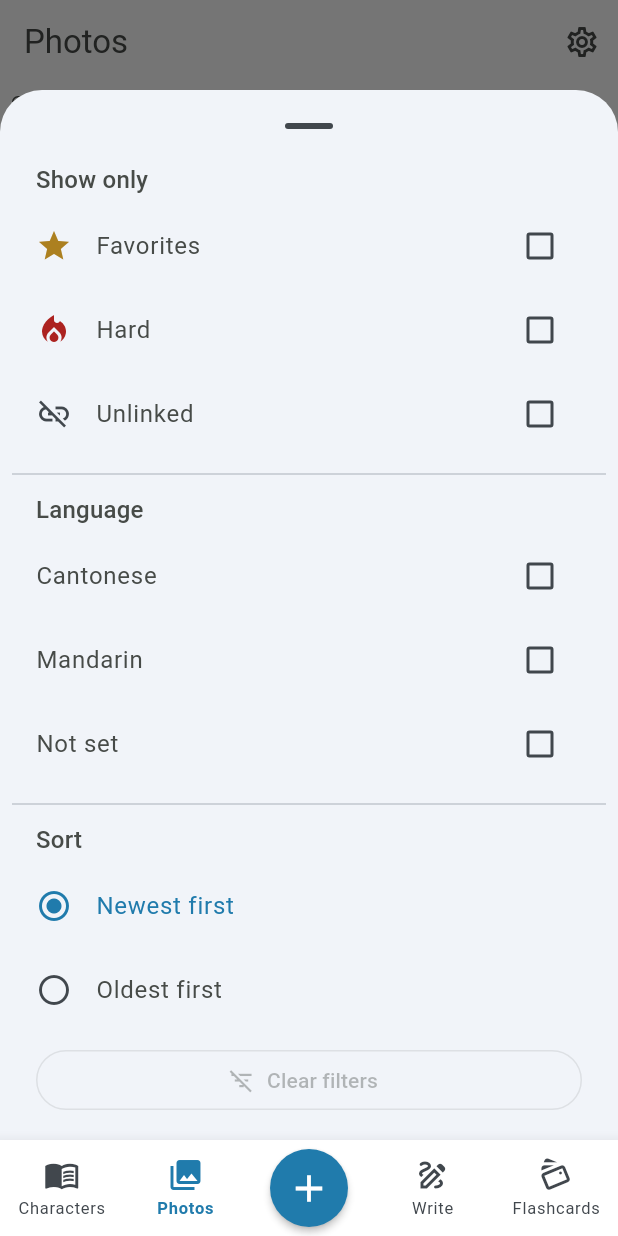
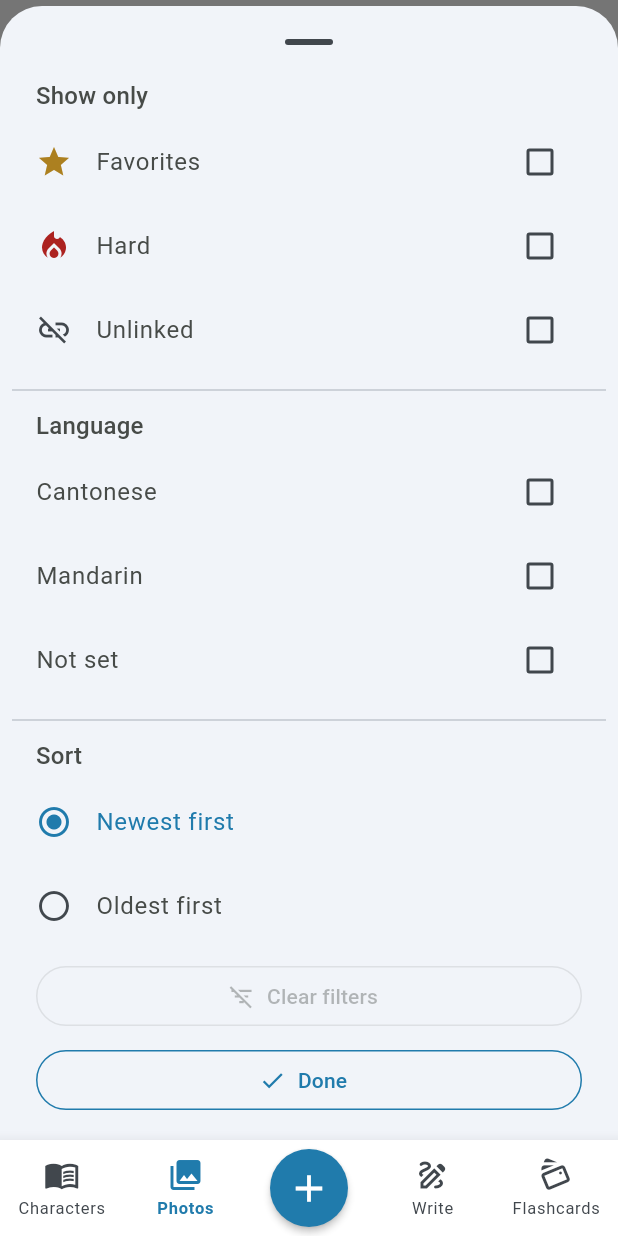
Before and after one commit to Diana-Cornescu/cantonese_dictionary, a Flutter app: the screen it shows after launch, item 2 of the bottom bar chosen, after a tap on the "filter list" icon, on a phone screen of 412 x 824 dp. Run offline on Flutter 3.47's test engine with Material 3 defaults, Android fonts, the phone set to English and light mode, and no system bars; our stand-ins replace drift, drift_flutter, file_picker, image_picker; accounts and stored records are empty; generated files the repository leaves out were written again.

Commit message:
minor UX changes

```diff
--- a/lib/features/character_detail/character_detail_screen.dart
+++ b/lib/features/character_detail/character_detail_screen.dart
@@ -9,6 +9,7 @@ import '../../theme/app_colors.dart';
 import '../../widgets/confirm_dialog.dart';
 import '../../widgets/handwriting_canvas.dart';
 import '../../widgets/language_toggles.dart';
+import '../../widgets/plus_minus_icon.dart';
 import '../../widgets/tag_chip.dart';
 import '../../widgets/tag_picker_dialog.dart';
 import '../../widgets/text_prompt_dialog.dart';
@@ -760,7 +761,10 @@ class _CharacterDetailScreenState extends State<CharacterDetailScreen> {
                     Text('Tags', style: Theme.of(context).textTheme.titleMedium),
               ),
               IconButton(
-                icon: const Icon(Icons.edit_outlined),
+                // +/− like the photo and tag screens (2026-09-26): the
+                // picker adds and removes tags.
+                tooltip: 'Add or remove tags',
+                icon: const PlusMinusIcon(),
                 onPressed: () => _editTags(entry),
               ),
             ],
--- a/lib/features/photos/photo_viewer_screen.dart
+++ b/lib/features/photos/photo_viewer_screen.dart
@@ -5,6 +5,7 @@ import '../../data/photo_entry.dart';
 import '../../theme/app_button_styles.dart';
 import '../../widgets/character_picker_dialog.dart';
 import '../../widgets/confirm_dialog.dart';
+import '../../widgets/plus_minus_icon.dart';
 import '../../widgets/typed_character.dart';
 import '../../widgets/text_prompt_dialog.dart';
 import '../character_detail/character_detail_screen.dart';
@@ -182,7 +183,9 @@ class PhotoViewerScreen extends StatelessWidget {
                           ),
                           IconButton(
                             tooltip: 'Add or remove characters',
-                            icon: const Icon(Icons.add),
+                            // +/− rather than + (2026-09-26): the same
+                            // picker unlinks characters too.
+                            icon: const PlusMinusIcon(),
                             onPressed: () => _editCharacters(context, photo),
                           ),
                         ],
--- a/lib/features/tags/tag_detail_screen.dart
+++ b/lib/features/tags/tag_detail_screen.dart
@@ -5,6 +5,7 @@ import '../../data/dictionary_store.dart';
 import '../../theme/app_button_styles.dart';
 import '../../widgets/character_picker_dialog.dart';
 import '../../widgets/confirm_dialog.dart';
+import '../../widgets/plus_minus_icon.dart';
 import '../../widgets/tag_name_dialog.dart';
 import '../../widgets/typed_character.dart';
 import '../character_detail/character_detail_screen.dart';
@@ -185,7 +186,8 @@ class _TagDetailScreenState extends State<TagDetailScreen> {
                     children: [
                       FilledButton.icon(
                         onPressed: () => _editCharacters(characters),
-                        icon: const Icon(Icons.checklist),
+                        // The same +/− as the photo screen (2026-09-26).
+                        icon: const PlusMinusIcon(),
                         label: const Text('Add or remove characters'),
                       ),
                       const SizedBox(height: 12),
--- a/lib/features/write/write_practice_screen.dart
+++ b/lib/features/write/write_practice_screen.dart
@@ -12,6 +12,7 @@ import '../../theme/app_color_roles.dart';
 import '../../widgets/handwriting_canvas.dart';
 import '../../widgets/language_icon.dart';
 import '../../widgets/practice_layout.dart';
+import '../../widgets/sheet_done_button.dart';
 import '../../widgets/reference_glyph_painter.dart';
 import '../character_detail/character_detail_screen.dart';
 import '../flashcards/flashcard_mode_screen.dart' show CardPool;
@@ -291,6 +292,8 @@ class WritePracticeScreenState extends State<WritePracticeScreen> {
                           style: theme.textTheme.bodyMedium),
                     ),
                   ],
+                  const SizedBox(height: 8),
+                  const SheetDoneButton(),
                 ],
               ),
             ),
--- a/lib/widgets/list_filter_button.dart
+++ b/lib/widgets/list_filter_button.dart
@@ -1,6 +1,7 @@
 import 'package:flutter/material.dart';
 
 import 'filter_icon_button.dart';
+import 'sheet_done_button.dart';
 
 /// Which end of the list comes first. Both the home list and the photo
 /// gallery sort by the date something was added (1.6.0).
@@ -201,6 +202,8 @@ class ListFilterButton extends StatelessWidget {
                         label: const Text('Clear filters'),
                       ),
                     ),
+                    // Closes the sheet; the choices above already applied.
+                    const SheetDoneButton(),
                   ],
                 ),
               ),
--- /dev/null
+++ b/lib/widgets/sheet_done_button.dart
@@ -0,0 +1,28 @@
+import 'package:flutter/material.dart';
+
+/// A full-width **Done** button at the bottom of a bottom sheet, which just
+/// closes it (2026-09-26). Outlined with a ✓, the same style as the
+/// character screen's Archive button, so it reads as a quiet way out
+/// rather than a big "commit" action. Choices in these sheets apply as soon as
+/// they're tapped, so Done saves nothing; it's there so there's an obvious
+/// way out besides tapping outside the sheet or swiping it down.
+///
+/// Used by the filter sheet (home list, Archive, Photos) under Clear
+/// filters, and at the bottom of the Flashcards and Write … panels.
+/// [context] must be the sheet's own context, so it's the sheet that
+/// closes.
+class SheetDoneButton extends StatelessWidget {
+  const SheetDoneButton({super.key});
+
+  @override
+  Widget build(BuildContext context) {
+    return Padding(
+      padding: const EdgeInsets.fromLTRB(16, 8, 16, 0),
+      child: OutlinedButton.icon(
+        onPressed: () => Navigator.pop(context),
+        icon: const Icon(Icons.check),
+        label: const Text('Done'),
+      ),
+    );
+  }
+}
```
Also changed, not shown: lib/features/flashcards/flashcard_mode_screen.dart (+16 -5 lines), lib/widgets/plus_minus_icon.dart (added, +70 -0 lines), 2 other files.
